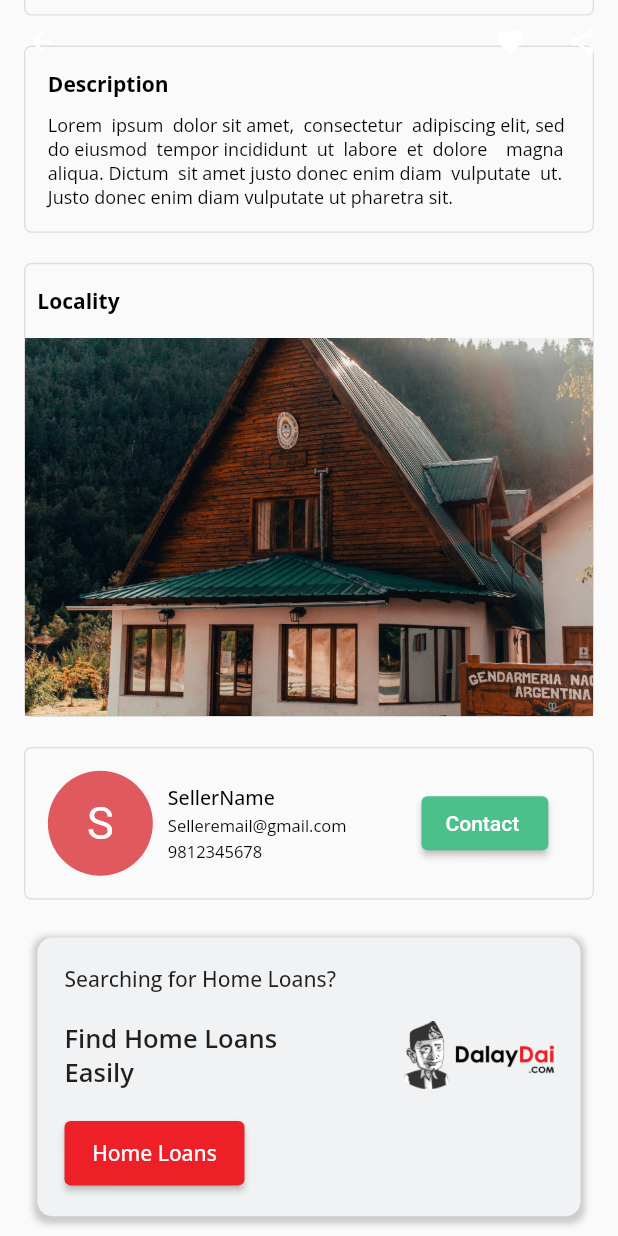
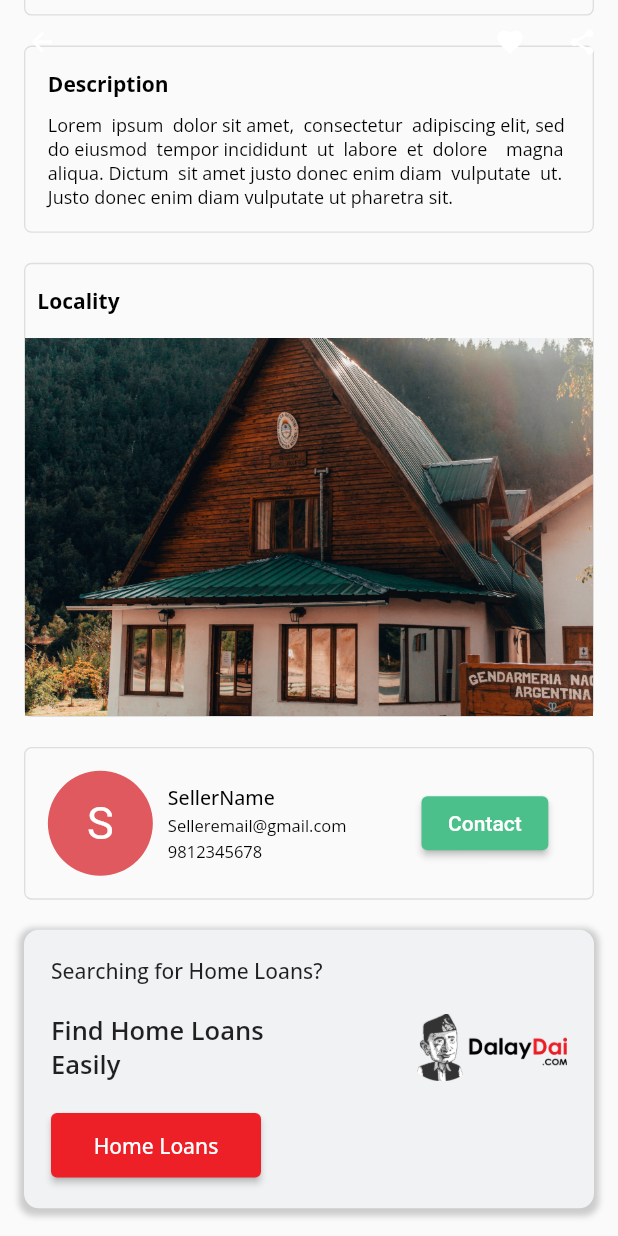
Before and after one commit to prakash-O4/DaleyDai-, a Flutter app: the Details screen opened directly, scrolled down 1152 dp, on a phone screen of 412 x 824 dp. Run offline on Flutter 3.47's test engine with Material 2 defaults, Android fonts, the light colour scheme and no system bars; our stand-ins replace google_fonts.

Commit message:
UI modification

```diff
--- a/lib/constants.dart
+++ b/lib/constants.dart
@@ -24,16 +24,14 @@ final double kMainPadding = 14;
 final String kFontFamily = 'OpenSans';
 
 Widget headingText(String heading) {
-  return Padding(
-    padding: EdgeInsets.only(left: kMainPadding),
-    child: Text(
+  return Text(
     heading,
     style: GoogleFonts.openSans(
       textStyle: TextStyle(
+        fontSize: 20,
         color: Colors.black,
         fontStyle: FontStyle.normal,
         fontWeight: FontWeight.w400,
-        ),
       ),
     ),
   );
--- a/lib/model/property_sample.dart
+++ b/lib/model/property_sample.dart
@@ -32,7 +32,7 @@ var houseData = [
     "isRent": false,
     "houseState": "FOR RENT",
     "imagePath": "images/home3.jpg",
-    "houseLocation": "HOUSE SALE AT NEW ROAD",
+    "houseLocation": "HOUSE SALE AT NEW ROAD NEW ROAD",
     "houseFixLocation": "New Road, Kathmandu",
     "price": "Rs 10,00,000"
   },
--- a/lib/screens/details/details.dart
+++ b/lib/screens/details/details.dart
@@ -8,6 +8,7 @@ import 'package:text_field/screens/details/details_widget.dart/details_card.dart
 import 'package:text_field/screens/details/details_widget.dart/first_card.dart';
 import 'package:text_field/screens/details/details_widget.dart/locality.dart';
 import 'package:text_field/screens/details/details_widget.dart/second_card.dart';
+import 'package:text_field/widgets/card_list_horizontal.dart';
 import 'package:text_field/widgets/info_card.dart';
 
 class Details extends StatelessWidget {
@@ -62,6 +63,7 @@ class Details extends StatelessWidget {
             Padding(
               padding: const EdgeInsets.all(16.0),
               child: Column(
+                crossAxisAlignment: CrossAxisAlignment.start,
                 children: [
                   FirstCard(),
                   SizedBox(
@@ -102,6 +104,12 @@ class Details extends StatelessWidget {
                     height: 20,
                   ),
                   BankOffers(),
+                  SizedBox(
+                    height: 20,
+                  ),
+                  headingText("Recommended Properties"),
+                  SizedBox(height: 10),
+                  CardListHorizontal(),
                 ],
               ),
             ),
--- a/lib/screens/details/details_widget.dart/contact_card.dart
+++ b/lib/screens/details/details_widget.dart/contact_card.dart
@@ -99,12 +99,14 @@ class ContactCard extends StatelessWidget {
                         //   width: 4,
                         // ),
                         Expanded(
+                          child: Center(
                             child: Text(
                               "Contact",
                               style: TextStyle(
                                 fontSize: 14,
                                 color: Colors.white,
                                 fontWeight: FontWeight.w500,
+                              ),
                             ),
                           ),
                         ),
--- a/lib/widgets/info_card.dart
+++ b/lib/widgets/info_card.dart
@@ -16,11 +16,9 @@ class InfoCard extends StatelessWidget {
   });
   @override
   Widget build(BuildContext context) {
-    return Padding(
-      padding: const EdgeInsets.all(5.2),
-      child: Container(
+    return Container(
       padding: EdgeInsets.all(18),
-        width: 362,
+      width: MediaQuery.of(context).size.width,
       decoration: BoxDecoration(
         color: Color(0xFFF0F2F4),
         boxShadow: [
@@ -36,17 +34,21 @@ class InfoCard extends StatelessWidget {
       child: Column(
         crossAxisAlignment: CrossAxisAlignment.start,
         children: <Widget>[
-            Text(mainText,
+          Text(
+            mainText,
             style: GoogleFonts.openSans(
               textStyle: TextStyle(
                 fontSize: 14,
                 fontWeight: FontWeight.w500,
                 fontStyle: FontStyle.normal,
-                ))),
+              ),
+            ),
+          ),
           Row(
             mainAxisAlignment: MainAxisAlignment.spaceBetween,
             children: <Widget>[
-                Text.rich(
+              Flexible(
+                child: Text.rich(
                   TextSpan(
                     children: [
                       TextSpan(
@@ -68,6 +70,7 @@ class InfoCard extends StatelessWidget {
                     ],
                   ),
                 ),
+              ),
               Image.asset(
                 cardImage,
                 height: 82.75,
@@ -76,7 +79,7 @@ class InfoCard extends StatelessWidget {
             ],
           ),
           Container(
-              width: 120,
+            width: 140,
             child: ElevatedButton(
               onPressed: () {
                 print('Easy Construction');
@@ -99,7 +102,6 @@ class InfoCard extends StatelessWidget {
           ),
         ],
       ),
-      ),
     );
   }
 }
--- a/lib/widgets/top_heading.dart
+++ b/lib/widgets/top_heading.dart
@@ -16,7 +16,6 @@ class _TopBodyState extends State<TopBody> {
   @override
   Widget build(BuildContext context) {
     return Container(
-      padding: EdgeInsets.all(10),
       child: Column(
         children: [
           Row(
```
Also changed, not shown: lib/main.dart (+5 -3 lines), lib/screens/body.dart (+7 -22 lines), lib/screens/details/details_widget.dart/bank_offers.dart (+16 -3 lines), lib/widgets/card_list_horizontal.dart (+8 -4 lines), lib/widgets/property_card.dart (+9 -10 lines). Lines whose indentation alone changed are shown as unchanged.
